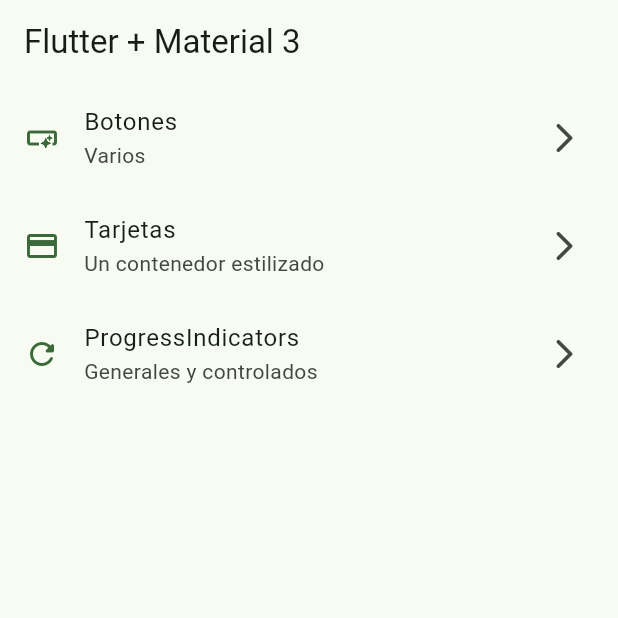
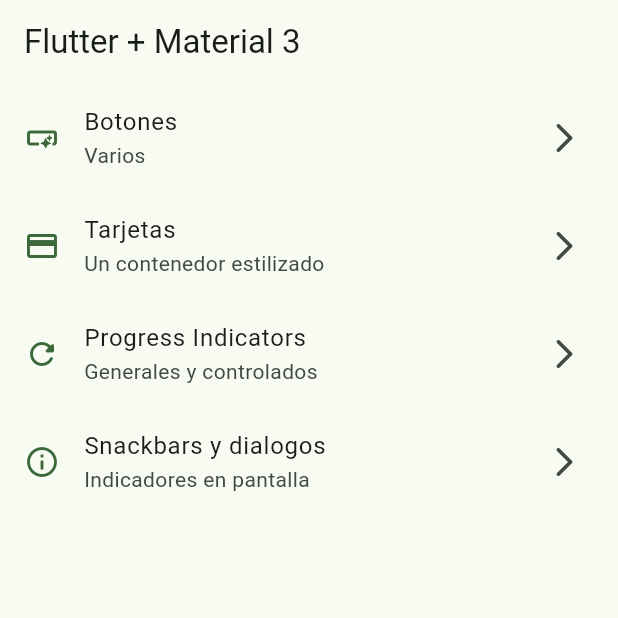
Before and after one commit to Reales09/WidgetsAppFlutter, a Flutter app: the screen it shows after launch, on a phone screen of 412 x 824 dp, the top half of it. Run offline on Flutter 3.47's test engine with Material 3 defaults, Android fonts, the phone set to English and light mode, and no system bars; our stand-ins replace go_router.

Commit message:
Snackbars dialogs terminados

```diff
--- a/lib/config/menu/menu_item.dart
+++ b/lib/config/menu/menu_item.dart
@@ -28,9 +28,15 @@ const appMenuItems = <MenuItem>[
     icon: Icons.credit_card,
   ),
   MenuItem(
-    tittle: 'ProgressIndicators',
+    tittle: 'Progress Indicators',
     subTittle: 'Generales y controlados',
     link: '/progress',
     icon: Icons.refresh_rounded,
   ),
+  MenuItem(
+    tittle: 'Snackbars y dialogos',
+    subTittle: 'Indicadores en pantalla',
+    link: '/snackbars',
+    icon: Icons.info_outline,
+  ),
 ];
--- a/lib/config/router/app_router.dart
+++ b/lib/config/router/app_router.dart
@@ -25,5 +25,10 @@ final appRouter = GoRouter(
       name: ProgressScreen.name,
       builder: (context, state) => const ProgressScreen(),
     ),
+    GoRoute(
+      path: '/snackbars',
+      name: SnackbarScreen.name,
+      builder: (context, state) => const SnackbarScreen(),
+    ),
   ],
 );
--- a/lib/main.dart
+++ b/lib/main.dart
@@ -12,6 +12,7 @@ class MainApp extends StatelessWidget {
   @override
   Widget build(BuildContext context) {
     return MaterialApp.router(
+      title: 'Flutter Widgets',
       routerConfig: appRouter,
       debugShowCheckedModeBanner: false,
       theme: AppTheme(selectedColor: 2).getTheme(),
```
Also changed, not shown: lib/presentation/screens/snackbar/snackbar_screen.dart (+69 -1 lines).
